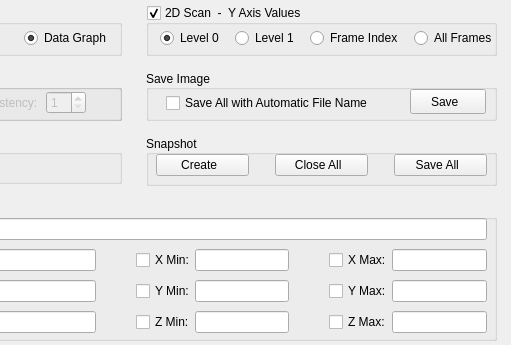
Above: slsDetectorGui/forms/form_tab_plot.ui from slsdetectorgroup/slsDetectorPackage before the change; both pictures show x 264 to 775 and y 0 to 345 of the 775 by 345 pixel window. Below: the same form after it.
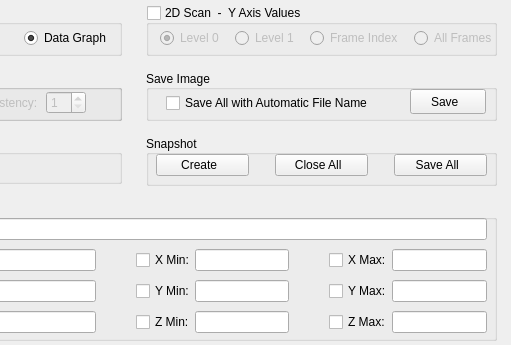
That is the form after the change. Icons and pictures are not drawn.

```diff
--- a/slsDetectorGui/forms/form_tab_plot.ui
+++ b/slsDetectorGui/forms/form_tab_plot.ui
@@ -1319,7 +1319,7 @@
     <bool>true</bool>
    </property>
    <property name="checked">
-    <bool>true</bool>
+    <bool>false</bool>
    </property>
    <widget class="QWidget" name="horizontalLayoutWidget_3">
     <property name="geometry">
```
Left out of the diff: 12 changed lines with no effect on the pictures.
